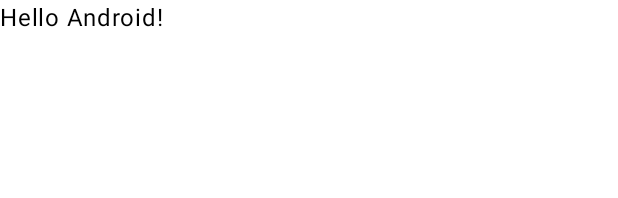
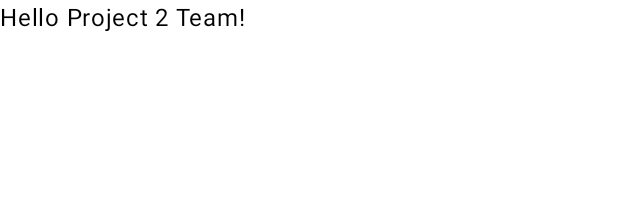
Before and after one commit to vincejularbal/documentroutetracker, an Android app built with Jetpack Compose: the @Preview function GreetingPreview, on a phone screen of 412 x 824 dp. Shown: the top 198 px of the screen. Run offline under Robolectric (Android 15) with nearby library versions, the phone set to English and light mode, and no system bars.

Commit message:
change message

```diff
--- a/app/src/main/java/com/project2/documentroutetracker/MainActivity.kt
+++ b/app/src/main/java/com/project2/documentroutetracker/MainActivity.kt
@@ -21,7 +21,7 @@ class MainActivity : ComponentActivity() {
             DocumentroutetrackerTheme {
                 Scaffold(modifier = Modifier.fillMaxSize()) { innerPadding ->
                     Greeting(
-                        name = "Android",
+                        name = "Project 2 Team",
                         modifier = Modifier.padding(innerPadding)
                     )
                 }
@@ -42,6 +42,6 @@ fun Greeting(name: String, modifier: Modifier = Modifier) {
 @Composable
 fun GreetingPreview() {
     DocumentroutetrackerTheme {
-        Greeting("Android")
+        Greeting("Project 2 Team")
     }
 }
```
